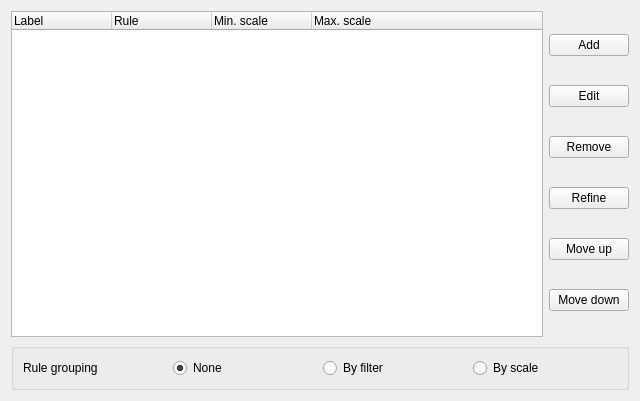
Qt form src/ui/qgsrulebasedrendererv2widget.ui (qgis/QGIS) before a commit.
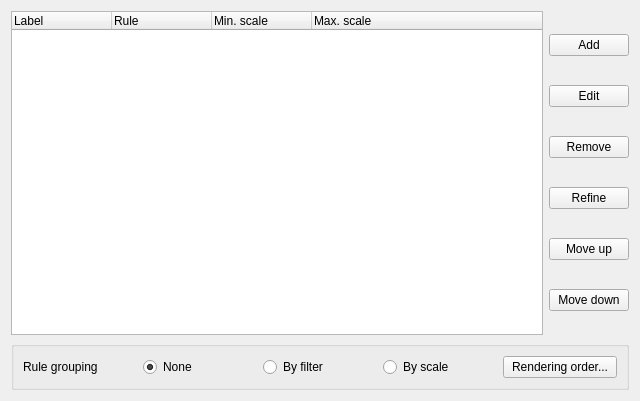
The same form after that commit. Custom widgets are drawn as their Qt base class.

Commit message: Allow changing rendering order in rule-based renderer

What changed in the file:
```diff
--- a/src/ui/qgsrulebasedrendererv2widget.ui
+++ b/src/ui/qgsrulebasedrendererv2widget.ui
@@ -130,6 +130,13 @@
         </property>
        </widget>
       </item>
+      <item>
+       <widget class="QPushButton" name="btnRenderingOrder">
+        <property name="text">
+         <string>Rendering order...</string>
+        </property>
+       </widget>
+      </item>
      </layout>
     </widget>
    </item>
```
The commit also changes 2 other files.
